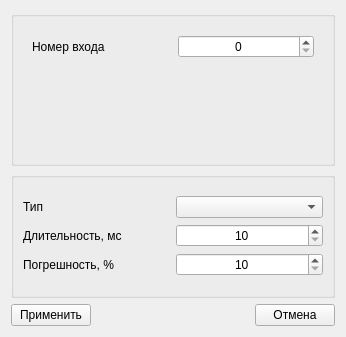
First picture: the form in setinput.ui, repository vlarry/emulator, before the edit.
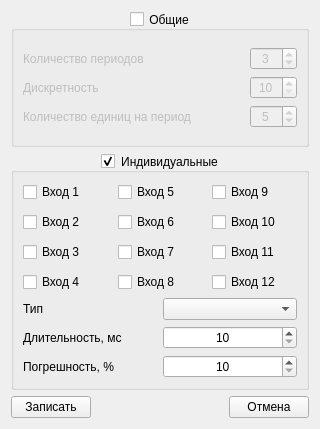
Second picture: the form after the edit. The open tabs and pages were chosen to show the change.

Commit message: Вынос окна настроек входов по нажатию кнопки "Избранные команды" (0x3E, 0x3F) и объединение настроек общих и индивидуальных в одно окно.

```diff
--- a/setinput.ui
+++ b/setinput.ui
@@ -6,49 +6,68 @@
    <rect>
     <x>0</x>
     <y>0</y>
-    <width>346</width>
-    <height>337</height>
+    <width>320</width>
+    <height>429</height>
    </rect>
   </property>
   <property name="windowTitle">
    <string>Настройка входов</string>
   </property>
-  <layout class="QVBoxLayout" name="verticalLayout_4">
+  <layout class="QVBoxLayout" name="verticalLayout_3">
    <item>
-    <widget class="QGroupBox" name="groupBox">
+    <widget class="QGroupBox" name="groupBoxInputSetGeneral">
      <property name="title">
-      <string/>
+      <string>Общие</string>
      </property>
-     <layout class="QGridLayout" name="gridLayout">
-      <item row="0" column="0">
-       <widget class="QStackedWidget" name="stackedWidget">
-        <property name="sizePolicy">
-         <sizepolicy hsizetype="Expanding" vsizetype="Expanding">
-          <horstretch>0</horstretch>
-          <verstretch>0</verstretch>
-         </sizepolicy>
-        </property>
-        <property name="currentIndex">
-         <number>1</number>
-        </property>
-        <widget class="QWidget" name="pageInputPersonal">
+     <property name="alignment">
+      <set>Qt::AlignCenter</set>
+     </property>
+     <property name="checkable">
+      <bool>true</bool>
+     </property>
+     <property name="checked">
+      <bool>false</bool>
+     </property>
          <layout class="QVBoxLayout" name="verticalLayout">
           <item>
-           <layout class="QGridLayout" name="gridLayout_2">
-            <property name="spacing">
+       <layout class="QGridLayout" name="gridLayout">
+        <item row="1" column="0">
+         <widget class="QLabel" name="lblDiscret">
+          <property name="text">
+           <string>Дискретность</string>
+          </property>
+         </widget>
+        </item>
+        <item row="1" column="1">
+         <widget class="QSpinBox" name="spinBoxDiscret">
+          <property name="alignment">
+           <set>Qt::AlignCenter</set>
+          </property>
+          <property name="accelerated">
+           <bool>true</bool>
+          </property>
+          <property name="minimum">
              <number>10</number>
             </property>
+          <property name="maximum">
+           <number>40</number>
+          </property>
+          <property name="singleStep">
+           <number>10</number>
+          </property>
+         </widget>
+        </item>
             <item row="0" column="0">
-             <widget class="QLabel" name="lblInput">
+         <widget class="QLabel" name="lblPeriods">
               <property name="text">
-               <string>Номер входа</string>
+           <string>Количество периодов</string>
               </property>
              </widget>
             </item>
             <item row="0" column="1">
-             <widget class="QSpinBox" name="spinBoxInputSingle">
+         <widget class="QSpinBox" name="spinBoxPeriod">
               <property name="sizePolicy">
-               <sizepolicy hsizetype="Ignored" vsizetype="Fixed">
+           <sizepolicy hsizetype="Maximum" vsizetype="Fixed">
                 <horstretch>0</horstretch>
                 <verstretch>0</verstretch>
                </sizepolicy>
@@ -56,32 +75,74 @@
               <property name="alignment">
                <set>Qt::AlignCenter</set>
               </property>
+          <property name="accelerated">
+           <bool>true</bool>
+          </property>
+          <property name="minimum">
+           <number>1</number>
+          </property>
               <property name="maximum">
-               <number>12</number>
-              </property>
-             </widget>
-            </item>
-           </layout>
+           <number>100</number>
+          </property>
+          <property name="value">
+           <number>3</number>
+          </property>
+         </widget>
+        </item>
+        <item row="2" column="0">
+         <widget class="QLabel" name="lblSignal">
+          <property name="sizePolicy">
+           <sizepolicy hsizetype="Minimum" vsizetype="Preferred">
+            <horstretch>0</horstretch>
+            <verstretch>0</verstretch>
+           </sizepolicy>
+          </property>
+          <property name="text">
+           <string>Количество единиц на период</string>
+          </property>
+          <property name="scaledContents">
+           <bool>true</bool>
+          </property>
+         </widget>
+        </item>
+        <item row="2" column="1">
+         <widget class="QSpinBox" name="spinBoxSignal">
+          <property name="sizePolicy">
+           <sizepolicy hsizetype="Minimum" vsizetype="Fixed">
+            <horstretch>0</horstretch>
+            <verstretch>0</verstretch>
+           </sizepolicy>
+          </property>
+          <property name="alignment">
+           <set>Qt::AlignCenter</set>
+          </property>
+          <property name="minimum">
+           <number>1</number>
+          </property>
+          <property name="maximum">
+           <number>100</number>
+          </property>
+          <property name="value">
+           <number>5</number>
+          </property>
+         </widget>
+        </item>
+       </layout>
+      </item>
+     </layout>
+    </widget>
           </item>
           <item>
-           <spacer name="verticalSpacer">
-            <property name="orientation">
-             <enum>Qt::Vertical</enum>
-            </property>
-            <property name="sizeType">
-             <enum>QSizePolicy::Expanding</enum>
-            </property>
-            <property name="sizeHint" stdset="0">
-             <size>
-              <width>20</width>
-              <height>40</height>
-             </size>
-            </property>
-           </spacer>
-          </item>
-         </layout>
-        </widget>
-        <widget class="QWidget" name="pageInputGroup">
+    <widget class="QGroupBox" name="groupBoxInputSetIndividual">
+     <property name="title">
+      <string>Индивидуальные</string>
+     </property>
+     <property name="alignment">
+      <set>Qt::AlignCenter</set>
+     </property>
+     <property name="checkable">
+      <bool>true</bool>
+     </property>
          <layout class="QVBoxLayout" name="verticalLayout_2">
           <item>
            <layout class="QGridLayout" name="gridLayout_3">
@@ -174,27 +235,8 @@
             </item>
            </layout>
           </item>
-         </layout>
-        </widget>
-       </widget>
-      </item>
-     </layout>
-    </widget>
-   </item>
    <item>
-    <widget class="QGroupBox" name="groupBox_2">
-     <property name="sizePolicy">
-      <sizepolicy hsizetype="Expanding" vsizetype="Expanding">
-       <horstretch>0</horstretch>
-       <verstretch>0</verstretch>
-      </sizepolicy>
-     </property>
-     <property name="title">
-      <string/>
-     </property>
-     <layout class="QVBoxLayout" name="verticalLayout_3">
-      <item>
-       <layout class="QGridLayout" name="gridLayout_4">
+       <layout class="QGridLayout" name="gridLayoutInputSetList">
         <item row="1" column="0">
          <widget class="QLabel" name="lblDuration">
           <property name="text">
@@ -286,7 +328,7 @@
      <item>
       <widget class="QPushButton" name="pushButtonApply">
        <property name="text">
-        <string>Применить</string>
+        <string>Записать</string>
        </property>
       </widget>
      </item>
```
Left out of the diff: 4 changed lines with no effect on the pictures. Lines whose indentation alone changed are shown as unchanged. The commit also changes 5 other files.
